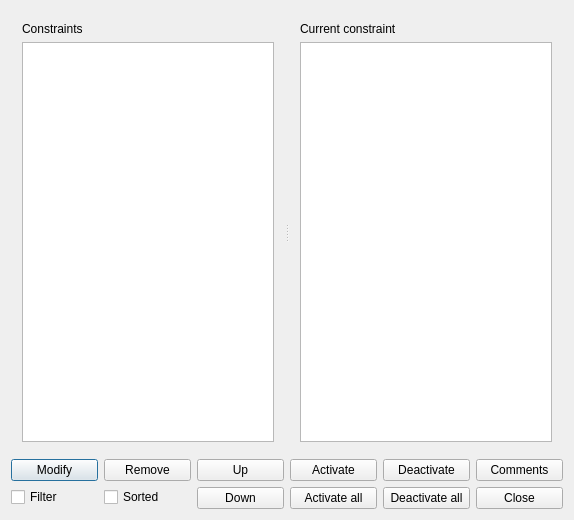
First picture: the form in fet/src/interface/allspaceconstraintsform_template.ui, repository vonmecheln/fet, before the edit.
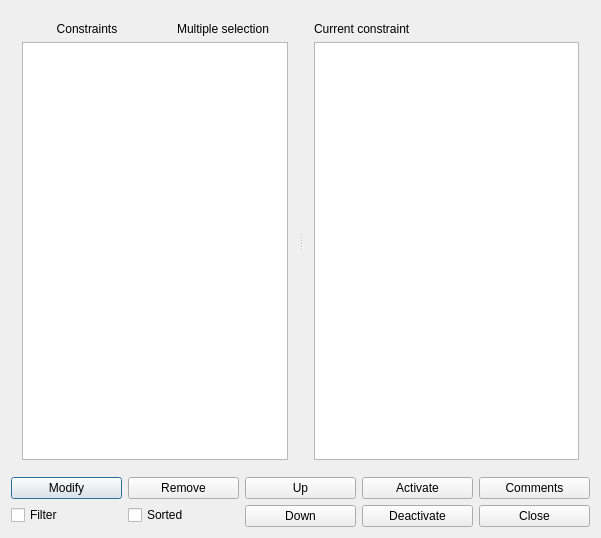
Second picture: the form after the edit.

```diff
--- a/fet/src/interface/allspaceconstraintsform_template.ui
+++ b/fet/src/interface/allspaceconstraintsform_template.ui
@@ -6,15 +6,15 @@
    <rect>
     <x>0</x>
     <y>0</y>
-    <width>574</width>
-    <height>520</height>
+    <width>601</width>
+    <height>538</height>
    </rect>
   </property>
   <property name="windowTitle">
    <string extracomment="This is the title of the dialog to see the list of all constraints of this type">All space constraints</string>
   </property>
   <layout class="QGridLayout" name="gridLayout">
-   <item row="0" column="0">
+   <item row="0" column="0" colspan="5">
     <widget class="QSplitter" name="splitter">
      <property name="sizePolicy">
       <sizepolicy hsizetype="Expanding" vsizetype="Expanding">
@@ -28,14 +28,37 @@
      <widget class="QWidget" name="layoutWidget">
       <layout class="QVBoxLayout" name="verticalLayout_2">
        <item>
+        <layout class="QHBoxLayout" name="horizontalLayout">
+         <item>
         <widget class="QLabel" name="constraintsTextLabel">
+           <property name="frameShape">
+            <enum>QFrame::NoFrame</enum>
+           </property>
+           <property name="frameShadow">
+            <enum>QFrame::Plain</enum>
+           </property>
          <property name="text">
           <string>Constraints</string>
          </property>
+           <property name="alignment">
+            <set>Qt::AlignCenter</set>
+           </property>
          <property name="wordWrap">
           <bool>false</bool>
          </property>
         </widget>
+         </item>
+         <item>
+          <widget class="QLabel" name="mSLabel">
+           <property name="text">
+            <string comment="The list can have multiple selection. Keep translation short.">Multiple selection</string>
+           </property>
+           <property name="alignment">
+            <set>Qt::AlignCenter</set>
+           </property>
+          </widget>
+         </item>
+        </layout>
        </item>
        <item>
         <widget class="QListWidget" name="constraintsListWidget"/>
@@ -62,8 +85,6 @@
     </widget>
    </item>
    <item row="1" column="0">
-    <layout class="QHBoxLayout" name="horizontalLayout">
-     <item>
       <layout class="QVBoxLayout" name="verticalLayout_3">
        <item>
         <widget class="QPushButton" name="modifyConstraintPushButton">
@@ -81,7 +102,7 @@
        </item>
       </layout>
      </item>
-     <item>
+   <item row="1" column="1">
       <layout class="QVBoxLayout" name="verticalLayout_4">
        <item>
         <widget class="QPushButton" name="removeConstraintPushButton">
@@ -99,7 +120,7 @@
        </item>
       </layout>
      </item>
-     <item>
+   <item row="1" column="2">
       <layout class="QVBoxLayout" name="verticalLayout_5">
        <item>
         <widget class="QPushButton" name="moveSpaceConstraintUpPushButton">
@@ -117,7 +138,7 @@
        </item>
       </layout>
      </item>
-     <item>
+   <item row="1" column="3">
       <layout class="QVBoxLayout" name="verticalLayout_6">
        <item>
         <widget class="QPushButton" name="activatePushButton">
@@ -127,33 +148,15 @@
         </widget>
        </item>
        <item>
-        <widget class="QPushButton" name="activateAllPushButton">
-         <property name="text">
-          <string comment="Refers to activating all the listed space constraints">Activate all</string>
-         </property>
-        </widget>
-       </item>
-      </layout>
-     </item>
-     <item>
-      <layout class="QVBoxLayout" name="verticalLayout_7">
-       <item>
         <widget class="QPushButton" name="deactivatePushButton">
          <property name="text">
           <string comment="Refers to deactivating a space constraint">Deactivate</string>
          </property>
         </widget>
        </item>
-       <item>
-        <widget class="QPushButton" name="deactivateAllPushButton">
-         <property name="text">
-          <string comment="Refers to deactivating all the listed space constraints">Deactivate all</string>
-         </property>
-        </widget>
-       </item>
-      </layout>
-     </item>
-     <item>
+    </layout>
+   </item>
+   <item row="1" column="4">
       <layout class="QVBoxLayout" name="verticalLayout_8">
        <item>
         <widget class="QPushButton" name="commentsPushButton">
@@ -168,8 +171,6 @@
           <string>Close</string>
          </property>
         </widget>
-       </item>
-      </layout>
      </item>
     </layout>
    </item>
```
Left out of the diff: 2 changed lines with no effect on the pictures. Lines whose indentation alone changed are shown as unchanged.
